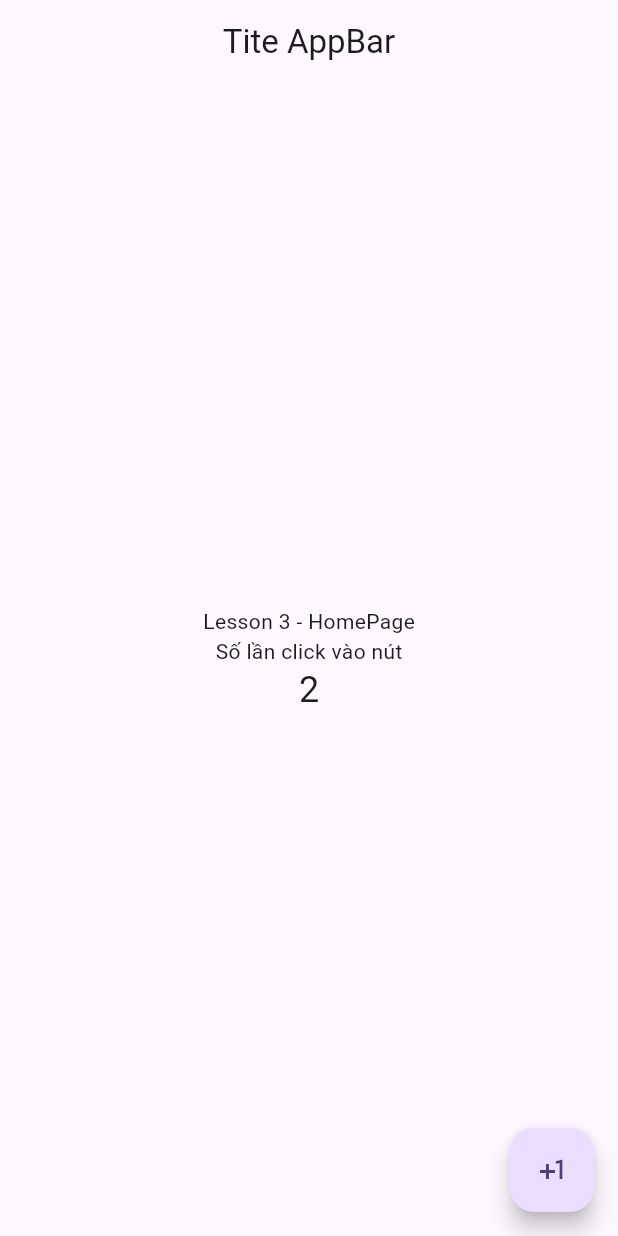
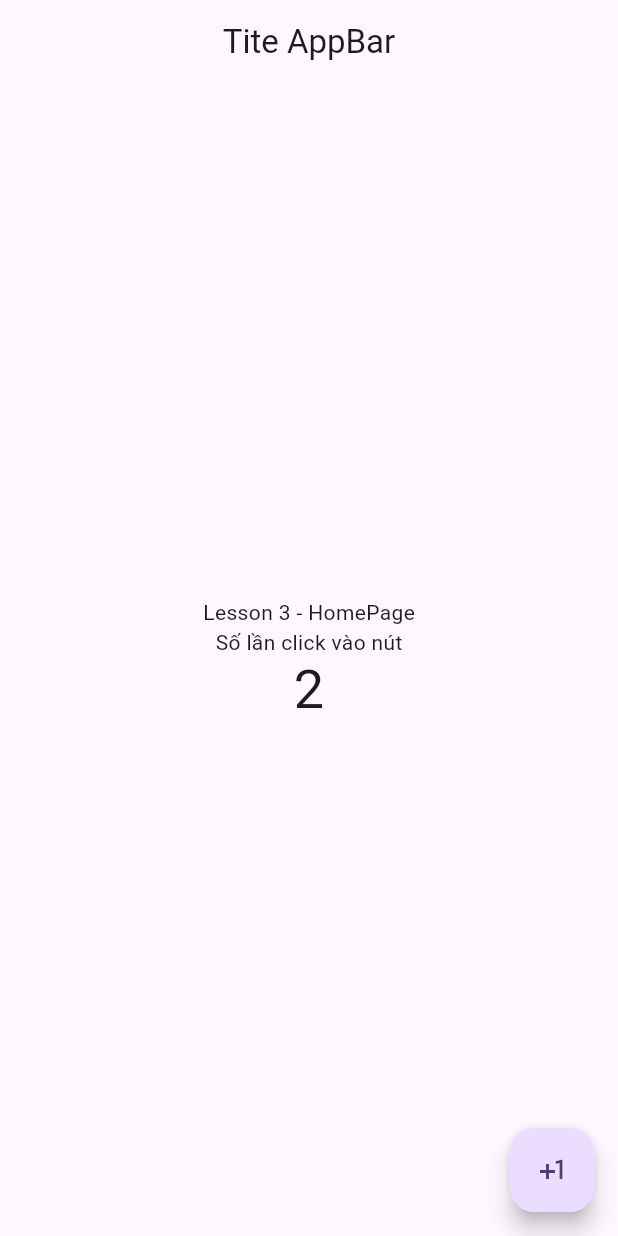
Before and after one commit to nguyendinhmanh2k1/lesson3456, a Flutter app: the Lesson3HomePage screen opened directly, after a tap on the "plus one" icon, on a phone screen of 412 x 824 dp. Run offline on Flutter 3.47's test engine with Material 3 defaults, Android fonts, the phone set to English and light mode, and no system bars.

```diff
--- a/lib/lesson3_screen.dart
+++ b/lib/lesson3_screen.dart
@@ -51,8 +51,11 @@ class HomePageSate extends State<Lesson3HomePage> {
         //thêm màu
         // backgroundColor: Colors.blue,
       ),
-      body: Center(
+      body: SafeArea(
+        child: Center(
           child: Column(
+            //Lật ngược dưới lên trên
+            // verticalDirection: VerticalDirection.up,
             // căn theo trục dọc
             mainAxisAlignment: MainAxisAlignment.center,
             // căn theo trục ngang
@@ -60,10 +63,12 @@ class HomePageSate extends State<Lesson3HomePage> {
             children: [
               Text('Lesson 3 - HomePage'),
               Text('Số lần click vào nút'),
-            Text('$counter', style: Theme.of(context).textTheme.headlineSmall),
+              Text('$counter',
+                  style: Theme.of(context).textTheme.displaySmall),
               // Text('Lesson 3 - HomePage'),
               // Text('Lesson 3 - HomePage')
             ],
+          ),
         ),
       ),
       floatingActionButton: FloatingActionButton(
@@ -76,4 +81,29 @@ class HomePageSate extends State<Lesson3HomePage> {
           }),
     );
   }
+
+  @override
+  void initState() {
+    super.initState();
   }
+
+  @override
+  void didChangeDependencies() {
+    super.didChangeDependencies();
+  }
+
+  @override
+  void dispose() {
+    super.dispose();
+  }
+
+  @override
+  void deactivate() {
+    super.deactivate();
+  }
+
+  // @override
+  // void didUpdateWidget(Widget oldWidget) {
+  //   super.didUpdateWidget(oldWidget);
+  // }
+}
```
Lines whose indentation alone changed are shown as unchanged.
